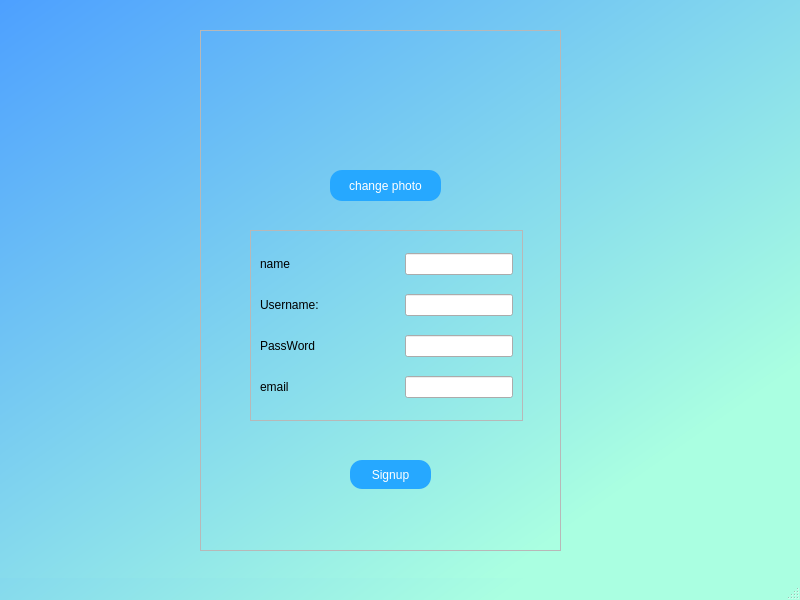
Old version of the form client/signupform.ui in the repository mohammadmolavi/Local-messenger.
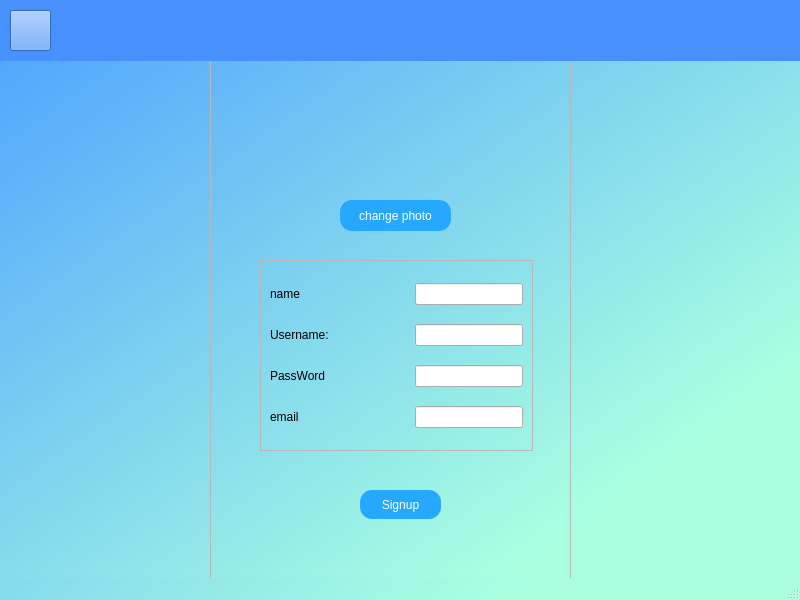
New version of the form. Icons and pictures are not drawn.

Diff of the .ui file:
```diff
--- a/client/signupform.ui
+++ b/client/signupform.ui
@@ -27,8 +27,8 @@
    <widget class="QFrame" name="frame">
     <property name="geometry">
      <rect>
-      <x>200</x>
-      <y>30</y>
+      <x>210</x>
+      <y>60</y>
       <width>361</width>
       <height>521</height>
      </rect>
@@ -236,6 +236,35 @@
      </layout>
     </widget>
    </widget>
+   <widget class="QWidget" name="widget" native="true">
+    <property name="geometry">
+     <rect>
+      <x>0</x>
+      <y>0</y>
+      <width>801</width>
+      <height>61</height>
+     </rect>
+    </property>
+    <property name="styleSheet">
+     <string notr="true">background-color: rgb(71, 145, 255);</string>
+    </property>
+    <widget class="QPushButton" name="back">
+     <property name="geometry">
+      <rect>
+       <x>10</x>
+       <y>10</y>
+       <width>41</width>
+       <height>41</height>
+      </rect>
+     </property>
+     <property name="styleSheet">
+      <string notr="true">border-image: url(:/new/prefix1/graphics/previous.png);</string>
+     </property>
+     <property name="text">
+      <string/>
+     </property>
+    </widget>
+   </widget>
   </widget>
   <widget class="QMenuBar" name="menubar">
    <property name="geometry">
```
